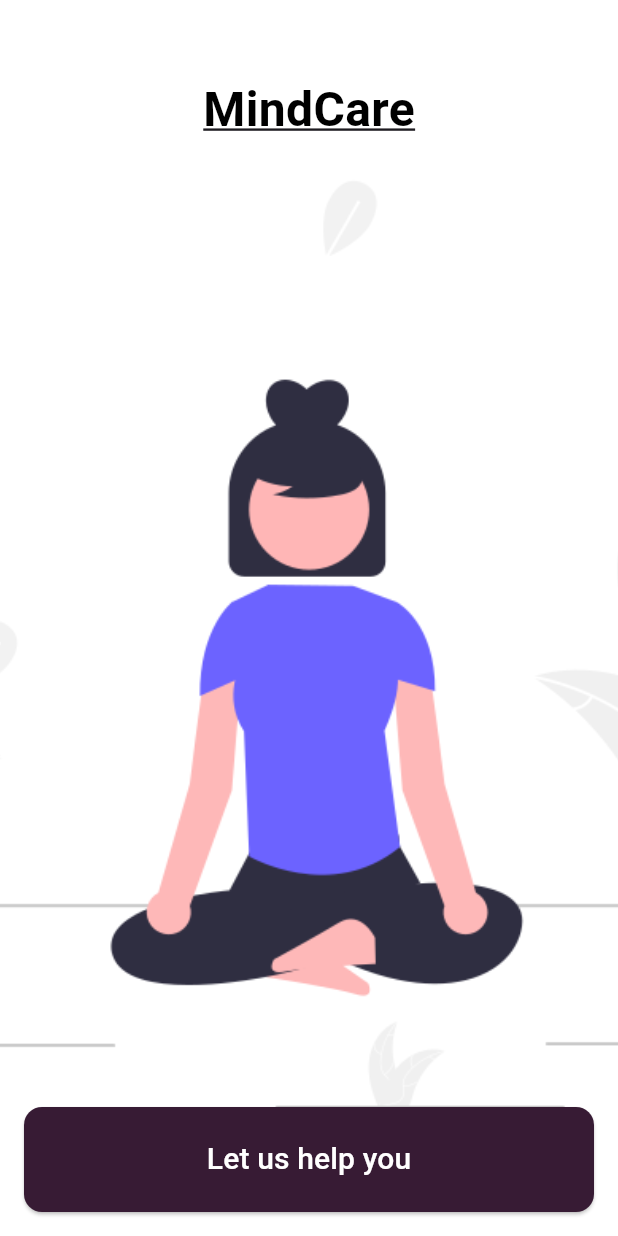
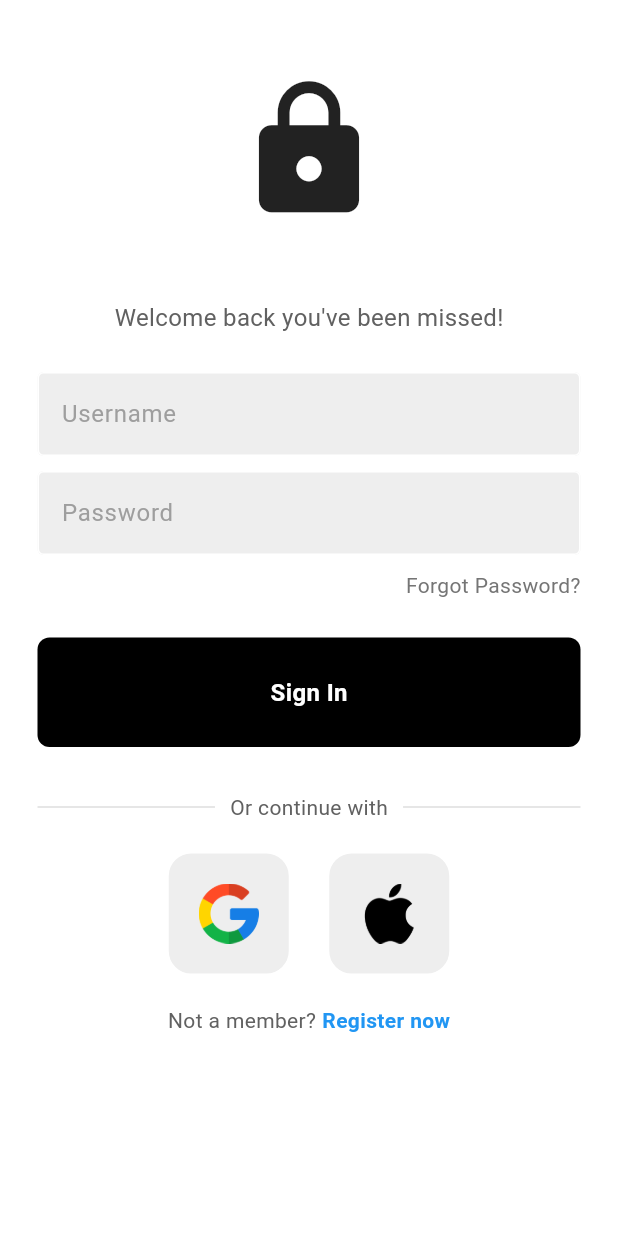
Before and after one commit to manthan-chauhan-17/MindCare, a Flutter app: the Onboarding screen opened directly, after a tap on "Let us help you", on a phone screen of 412 x 824 dp. Run offline on Flutter 3.47's test engine with Material 3 defaults, Android fonts, the phone set to English and light mode, and no system bars; our stand-ins replace flutter_bloc, google_fonts, just_audio; network calls fail.

```diff
--- a/lib/features/music/presentation/pages/playlist.dart
+++ b/lib/features/music/presentation/pages/playlist.dart
@@ -76,7 +76,9 @@ class Playlist extends StatelessWidget {
                       Navigator.push(
                         context,
                         MaterialPageRoute(
-                            builder: (context) => const MusicPlayer()),
+                            builder: (context) => MusicPlayer(
+                                  song: state.songs[index],
+                                )),
                       );
                     },
                   );
--- a/lib/main.dart
+++ b/lib/main.dart
@@ -8,6 +8,7 @@ import 'package:http/http.dart' as http;
 import 'package:mind_care/features/music/presentation/bloc/song_event.dart';
 import 'package:mind_care/screens/bottomNavBar/bloc/navigation_bloc.dart';
 import 'package:mind_care/screens/homePage/home_page.dart';
+import 'package:mind_care/screens/onboarding.dart';
 
 void main() {
   runApp(const MyApp());
--- /dev/null
+++ b/lib/screens/loginPage/login_page.dart
@@ -0,0 +1,171 @@
+import 'package:flutter/material.dart';
+import 'package:mind_care/screens/homePage/home_page.dart';
+import 'package:mind_care/screens/loginPage/widgets/my_button.dart';
+import 'package:mind_care/screens/loginPage/widgets/my_textfield.dart';
+import 'package:mind_care/screens/loginPage/widgets/square_tile.dart';
+import 'package:mind_care/theme.dart';
+
+class LoginPage extends StatelessWidget {
+  LoginPage({super.key});
+
+  // text editing controllers
+  final usernameController = TextEditingController();
+  final passwordController = TextEditingController();
+
+  @override
+  Widget build(BuildContext context) {
+    // sign user in method
+    void signUserIn() {
+      if (usernameController.text == 'admin' &&
+          passwordController.text == 'admin') {
+        Navigator.push(
+          context,
+          MaterialPageRoute(
+            builder: (context) => HomePage(),
+          ),
+        );
+      }
+    }
+
+    return Scaffold(
+      backgroundColor: DefaultColors.white,
+      body: SafeArea(
+        child: SingleChildScrollView(
+          child: Center(
+            child: Column(
+              mainAxisAlignment: MainAxisAlignment.center,
+              children: [
+                const SizedBox(height: 50),
+
+                // logo
+                const Icon(
+                  Icons.lock,
+                  size: 100,
+                ),
+
+                const SizedBox(height: 50),
+
+                // welcome back, you've been missed!
+                Text(
+                  'Welcome back you\'ve been missed!',
+                  style: TextStyle(
+                    color: Colors.grey[700],
+                    fontSize: 16,
+                  ),
+                ),
+
+                const SizedBox(height: 25),
+
+                // username textfield
+                MyTextField(
+                  controller: usernameController,
+                  hintText: 'Username',
+                  obscureText: false,
+                ),
+
+                const SizedBox(height: 10),
+
+                // password textfield
+                MyTextField(
+                  controller: passwordController,
+                  hintText: 'Password',
+                  obscureText: true,
+                ),
+
+                const SizedBox(height: 10),
+
+                // forgot password?
+                Padding(
+                  padding: const EdgeInsets.symmetric(horizontal: 25.0),
+                  child: Row(
+                    mainAxisAlignment: MainAxisAlignment.end,
+                    children: [
+                      Text(
+                        'Forgot Password?',
+                        style: TextStyle(color: Colors.grey[600]),
+                      ),
+                    ],
+                  ),
+                ),
+
+                const SizedBox(height: 25),
+
+                // sign in button
+                MyButton(
+                  onTap: signUserIn,
+                ),
+
+                const SizedBox(height: 30),
+
+                // or continue with
+                Padding(
+                  padding: const EdgeInsets.symmetric(horizontal: 25.0),
+                  child: Row(
+                    children: [
+                      Expanded(
+                        child: Divider(
+                          thickness: 0.5,
+                          color: Colors.grey[400],
+                        ),
+                      ),
+                      Padding(
+                        padding: const EdgeInsets.symmetric(horizontal: 10.0),
+                        child: Text(
+                          'Or continue with',
+                          style: TextStyle(color: Colors.grey[700]),
+                        ),
+                      ),
+                      Expanded(
+                        child: Divider(
+                          thickness: 0.5,
+                          color: Colors.grey[400],
+                        ),
+                      ),
+                    ],
+                  ),
+                ),
+
+                const SizedBox(height: 20),
+
+                // google + apple sign in buttons
+                const Row(
+                  mainAxisAlignment: MainAxisAlignment.center,
+                  children: [
+                    // google button
+                    SquareTile(imagePath: 'assets/images/google.png'),
+
+                    SizedBox(width: 25),
+
+                    // apple button
+                    SquareTile(imagePath: 'assets/images/apple.png'),
+                  ],
+                ),
+
+                const SizedBox(height: 20),
+
+                // not a member? register now
+                Row(
+                  mainAxisAlignment: MainAxisAlignment.center,
+                  children: [
+                    Text(
+                      'Not a member?',
+                      style: TextStyle(color: Colors.grey[700]),
+                    ),
+                    const SizedBox(width: 4),
+                    const Text(
+                      'Register now',
+                      style: TextStyle(
+                        color: Colors.blue,
+                        fontWeight: FontWeight.bold,
+                      ),
+                    ),
+                  ],
+                )
+              ],
+            ),
+          ),
+        ),
+      ),
+    );
+  }
+}
--- /dev/null
+++ b/lib/screens/loginPage/widgets/my_button.dart
@@ -0,0 +1,32 @@
+import 'package:flutter/material.dart';
+
+class MyButton extends StatelessWidget {
+  final Function()? onTap;
+
+  const MyButton({super.key, required this.onTap});
+
+  @override
+  Widget build(BuildContext context) {
+    return GestureDetector(
+      onTap: onTap,
+      child: Container(
+        padding: const EdgeInsets.all(25),
+        margin: const EdgeInsets.symmetric(horizontal: 25),
+        decoration: BoxDecoration(
+          color: Colors.black,
+          borderRadius: BorderRadius.circular(8),
+        ),
+        child: const Center(
+          child: Text(
+            "Sign In",
+            style: TextStyle(
+              color: Colors.white,
+              fontWeight: FontWeight.bold,
+              fontSize: 16,
+            ),
+          ),
+        ),
+      ),
+    );
+  }
+}
--- /dev/null
+++ b/lib/screens/loginPage/widgets/my_textfield.dart
@@ -0,0 +1,36 @@
+import 'package:flutter/material.dart';
+
+class MyTextField extends StatelessWidget {
+  final controller;
+  final String hintText;
+  final bool obscureText;
+
+  const MyTextField({
+    super.key,
+    required this.controller,
+    required this.hintText,
+    required this.obscureText,
+  });
+
+  @override
+  Widget build(BuildContext context) {
+    return Padding(
+      padding: const EdgeInsets.symmetric(horizontal: 25.0),
+      child: TextField(
+        controller: controller,
+        obscureText: obscureText,
+        decoration: InputDecoration(
+            enabledBorder: const OutlineInputBorder(
+              borderSide: BorderSide(color: Colors.white),
+            ),
+            focusedBorder: OutlineInputBorder(
+              borderSide: BorderSide(color: Colors.grey.shade400),
+            ),
+            fillColor: Colors.grey.shade200,
+            filled: true,
+            hintText: hintText,
+            hintStyle: TextStyle(color: Colors.grey[500])),
+      ),
+    );
+  }
+}
--- /dev/null
+++ b/lib/screens/loginPage/widgets/square_tile.dart
@@ -0,0 +1,25 @@
+import 'package:flutter/material.dart';
+
+class SquareTile extends StatelessWidget {
+  final String imagePath;
+  const SquareTile({
+    super.key,
+    required this.imagePath,
+  });
+
+  @override
+  Widget build(BuildContext context) {
+    return Container(
+      padding: const EdgeInsets.all(20),
+      decoration: BoxDecoration(
+        border: Border.all(color: Colors.white),
+        borderRadius: BorderRadius.circular(16),
+        color: Colors.grey[200],
+      ),
+      child: Image.asset(
+        imagePath,
+        height: 40,
+      ),
+    );
+  }
+}
--- a/lib/screens/onboarding.dart
+++ b/lib/screens/onboarding.dart
@@ -1,4 +1,5 @@
 import 'package:flutter/material.dart';
+import 'package:mind_care/screens/loginPage/login_page.dart';
 import 'package:mind_care/theme.dart';
 
 class Onboarding extends StatelessWidget {
@@ -34,7 +35,14 @@ class Onboarding extends StatelessWidget {
               child: SizedBox(
                 height: 70.0,
                 child: ElevatedButton(
-                  onPressed: () {},
+                  onPressed: () {
+                    Navigator.push(
+                      context,
+                      MaterialPageRoute(
+                        builder: (context) => LoginPage(),
+                      ),
+                    );
+                  },
                   style: ElevatedButton.styleFrom(
                     backgroundColor: AppTheme.lightTheme.focusColor,
                     minimumSize: const Size(double.infinity, 50.0),
--- a/pubspec.yaml
+++ b/pubspec.yaml
@@ -39,6 +39,7 @@ dependencies:
   flutter_bloc: ^8.1.6
   audio_video_progress_bar: ^2.0.3
   http: ^1.2.2
+  just_audio: ^0.9.40
 
 dev_dependencies:
   flutter_test:
```
Also changed, not shown: lib/features/music/presentation/pages/music_player.dart (+119 -16 lines), assets/images/apple.png (added), assets/images/google.png (added), pubspec.lock.
